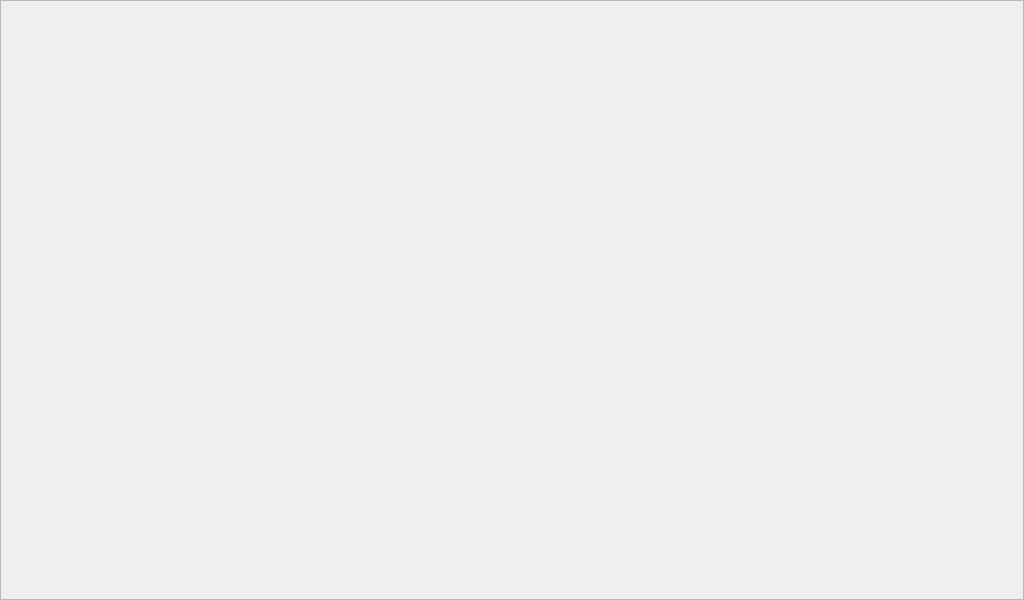
First picture: the form in app/ui/vd.ui, repository nguyenduytruong1406-pixel/IntelligentLocker, before the edit.
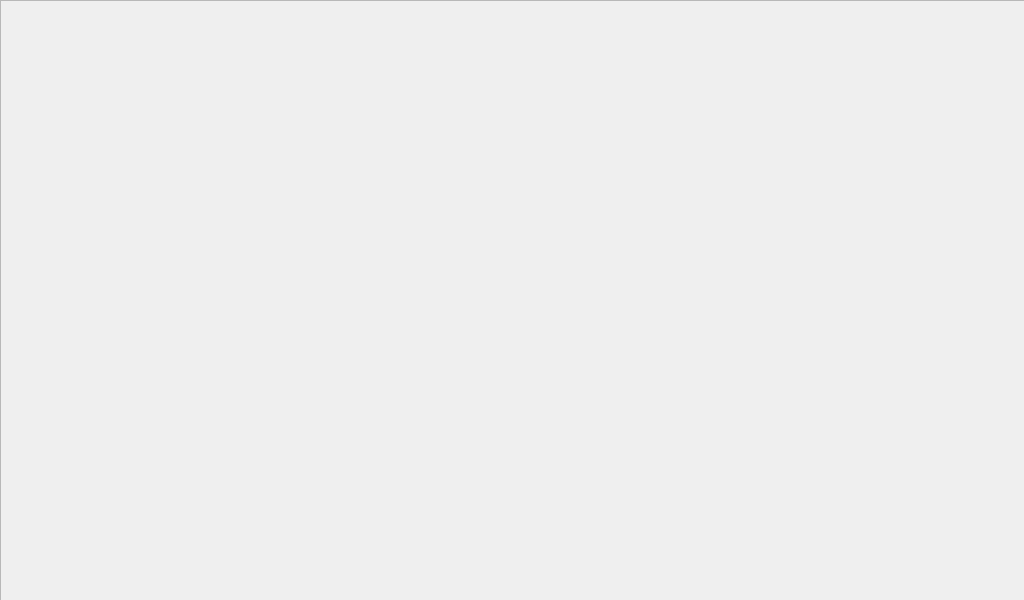
Second picture: the form after the edit.

```diff
--- a/app/ui/vd.ui
+++ b/app/ui/vd.ui
@@ -19,8 +19,8 @@
      <rect>
       <x>0</x>
       <y>0</y>
-      <width>1024</width>
-      <height>600</height>
+      <width>1028</width>
+      <height>604</height>
      </rect>
     </property>
     <property name="frameShape">
```
